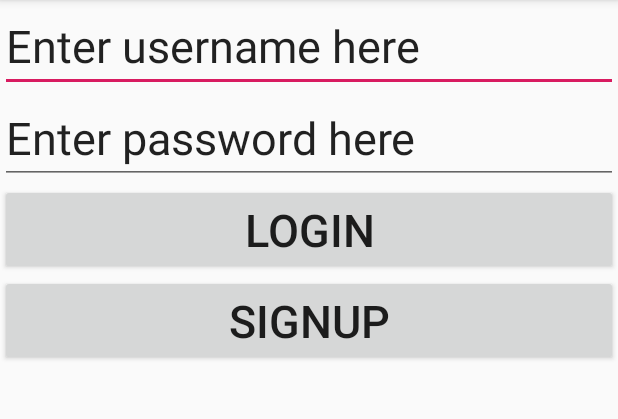
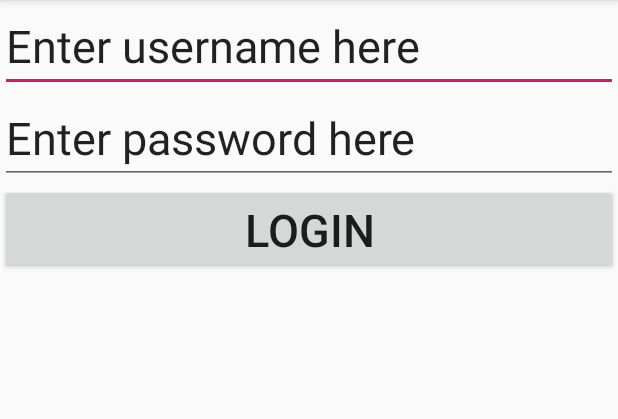
Before and after one commit to nikeshlama/WaterDrinkingReminder, an Android app: the screen it shows after launch (MainActivity), on a phone screen of 412 x 824 dp, the part 84-503 px from its top. Run offline under Robolectric (Android 15) with nearby library versions, the phone set to English and light mode, and no system bars.

```diff
--- a/app/src/main/res/layout/activity_main.xml
+++ b/app/src/main/res/layout/activity_main.xml
@@ -24,12 +24,7 @@
         android:text="Login"
         android:textSize="30dp"
         android:id="@+id/btnlogin"/>
-    <Button
-        android:layout_width="match_parent"
-        android:layout_height="wrap_content"
-        android:text="Signup"
-        android:textSize="30dp"
-        android:id="@+id/btnsignup"/>
+
 
 
 </LinearLayout>
```
